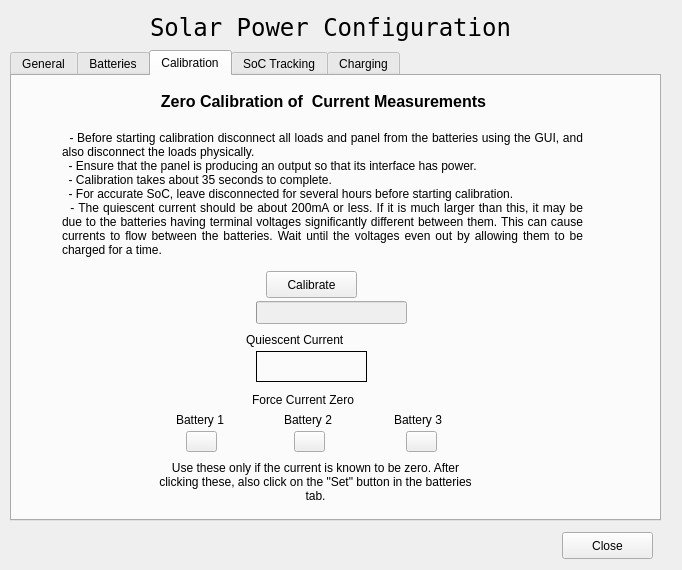
AM-OpenSource/Battery-Management-System, file gui/power-management-configure.ui: the form before one commit.
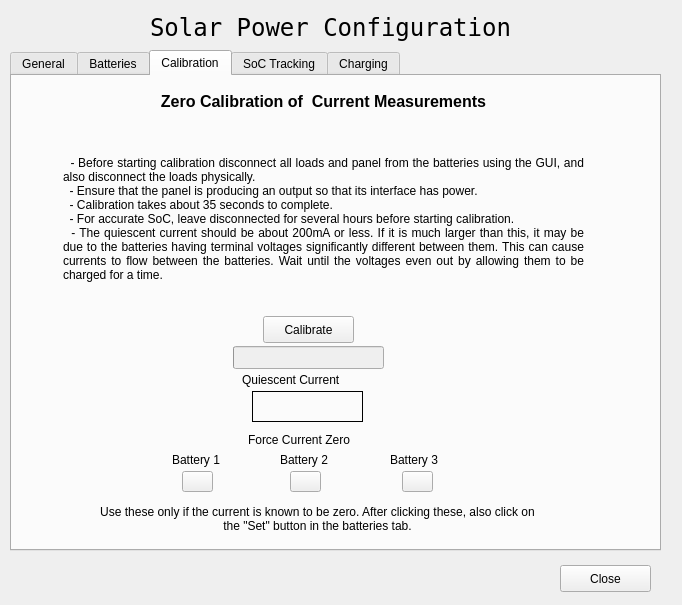
The form after the commit. The open tabs and pages were chosen to show the change.

Commit message: Rescale GUI configure window calibration tab.

```diff
--- a/gui/power-management-configure.ui
+++ b/gui/power-management-configure.ui
@@ -7,7 +7,7 @@
     <x>0</x>
     <y>0</y>
     <width>682</width>
-    <height>570</height>
+    <height>605</height>
    </rect>
   </property>
   <property name="windowTitle">
@@ -38,7 +38,7 @@
      <x>10</x>
      <y>50</y>
      <width>651</width>
-     <height>471</height>
+     <height>501</height>
     </rect>
    </property>
    <property name="toolTip">
@@ -891,8 +891,8 @@
     <widget class="QPushButton" name="calibrateButton">
      <property name="geometry">
       <rect>
-       <x>254</x>
-       <y>195</y>
+       <x>251</x>
+       <y>240</y>
        <width>91</width>
        <height>27</height>
       </rect>
@@ -904,10 +904,10 @@
     <widget class="QLabel" name="socLabel">
      <property name="geometry">
       <rect>
-       <x>50</x>
-       <y>50</y>
+       <x>51</x>
+       <y>45</y>
        <width>521</width>
-       <height>136</height>
+       <height>196</height>
       </rect>
      </property>
      <property name="text">
@@ -953,8 +953,8 @@
     <widget class="QLabel" name="qcLabel">
      <property name="geometry">
       <rect>
-       <x>234</x>
-       <y>255</y>
+       <x>230</x>
+       <y>295</y>
        <width>131</width>
        <height>17</height>
       </rect>
@@ -966,8 +966,8 @@
     <widget class="QLabel" name="quiescentCurrent">
      <property name="geometry">
       <rect>
-       <x>244</x>
-       <y>275</y>
+       <x>240</x>
+       <y>315</y>
        <width>111</width>
        <height>31</height>
       </rect>
@@ -990,8 +990,8 @@
      </property>
      <property name="geometry">
       <rect>
-       <x>244</x>
-       <y>225</y>
+       <x>221</x>
+       <y>270</y>
        <width>151</width>
        <height>23</height>
       </rect>
@@ -1006,8 +1006,8 @@
     <widget class="QPushButton" name="forceZeroCurrent1">
      <property name="geometry">
       <rect>
-       <x>174</x>
-       <y>355</y>
+       <x>170</x>
+       <y>395</y>
        <width>31</width>
        <height>21</height>
       </rect>
@@ -1022,8 +1022,8 @@
     <widget class="QPushButton" name="forceZeroCurrent3">
      <property name="geometry">
       <rect>
-       <x>394</x>
-       <y>355</y>
+       <x>390</x>
+       <y>395</y>
        <width>31</width>
        <height>21</height>
       </rect>
@@ -1038,8 +1038,8 @@
     <widget class="QPushButton" name="forceZeroCurrent2">
      <property name="geometry">
       <rect>
-       <x>282</x>
-       <y>355</y>
+       <x>278</x>
+       <y>395</y>
        <width>31</width>
        <height>21</height>
       </rect>
@@ -1054,8 +1054,8 @@
     <widget class="QLabel" name="fcLabel">
      <property name="geometry">
       <rect>
-       <x>240</x>
-       <y>315</y>
+       <x>236</x>
+       <y>355</y>
        <width>131</width>
        <height>17</height>
       </rect>
@@ -1067,8 +1067,8 @@
     <widget class="QLabel" name="fcBatt1Label">
      <property name="geometry">
       <rect>
-       <x>164</x>
-       <y>335</y>
+       <x>160</x>
+       <y>375</y>
        <width>69</width>
        <height>17</height>
       </rect>
@@ -1080,8 +1080,8 @@
     <widget class="QLabel" name="fcBatt2Label">
      <property name="geometry">
       <rect>
-       <x>272</x>
-       <y>335</y>
+       <x>268</x>
+       <y>375</y>
        <width>69</width>
        <height>17</height>
       </rect>
@@ -1093,8 +1093,8 @@
     <widget class="QLabel" name="fcBatt3Label">
      <property name="geometry">
       <rect>
-       <x>382</x>
-       <y>335</y>
+       <x>378</x>
+       <y>375</y>
        <width>69</width>
        <height>17</height>
       </rect>
@@ -1106,10 +1106,10 @@
     <widget class="QLabel" name="fcDescrLabel">
      <property name="geometry">
       <rect>
-       <x>140</x>
-       <y>370</y>
-       <width>327</width>
-       <height>71</height>
+       <x>85</x>
+       <y>420</y>
+       <width>441</width>
+       <height>46</height>
       </rect>
      </property>
      <property name="toolTip">
@@ -1868,8 +1868,8 @@
   <widget class="QPushButton" name="closeButton">
    <property name="geometry">
     <rect>
-     <x>562</x>
-     <y>532</y>
+     <x>560</x>
+     <y>565</y>
      <width>91</width>
      <height>27</height>
     </rect>
```
Left out of the diff: 16 changed lines with no effect on the pictures.
